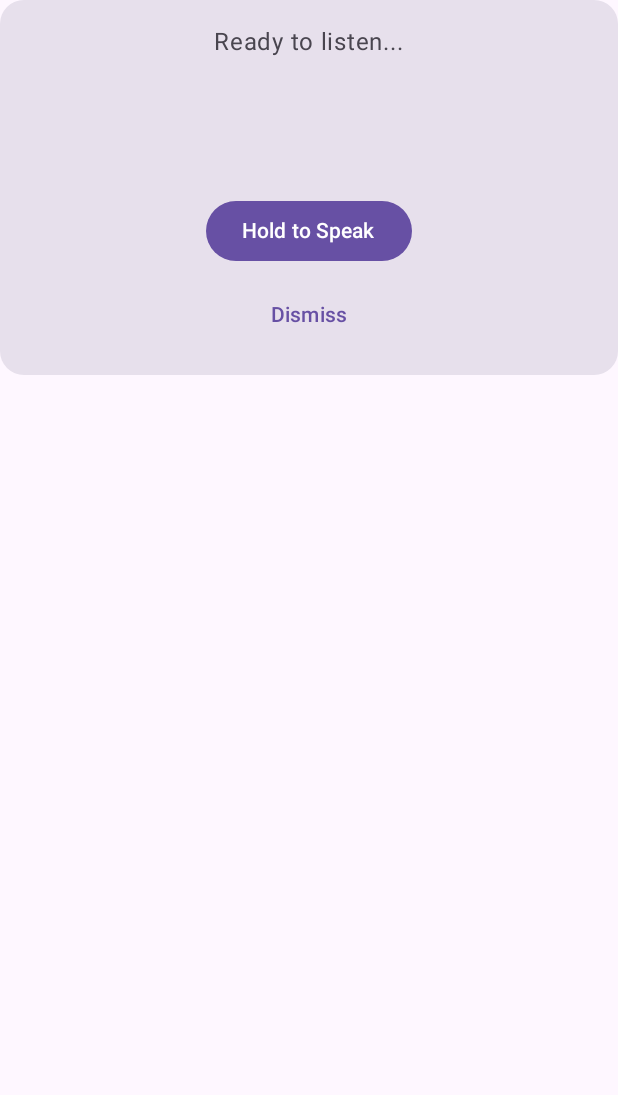
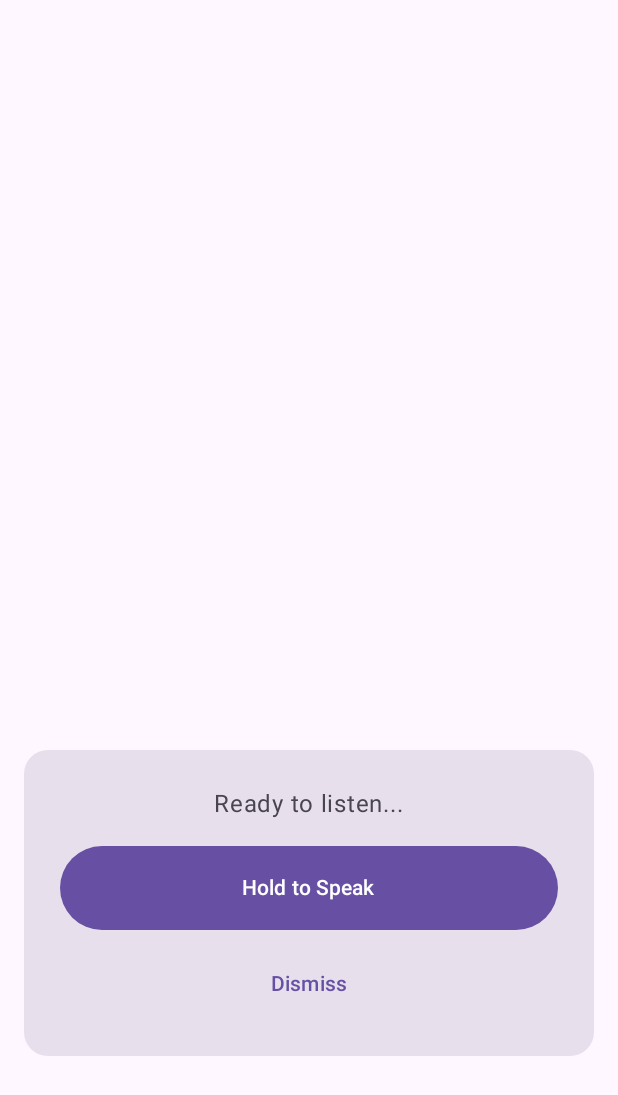
Before and after one commit to Ido-Riko/Chips, an Android app built with Jetpack Compose: the composable AssistantOverlayContent shown on its own in the app's theme, on a phone screen of 412 x 824 dp. Shown: the top 1095 px of the screen. Run offline under Robolectric (Android 15) with nearby library versions, the phone set to English and light mode, and no system bars.

Commit message:
moved the assistant ui to fit better

```diff
--- a/chips-mobile/app/src/main/java/com/chips/ui/AssistantOverlayContent.kt
+++ b/chips-mobile/app/src/main/java/com/chips/ui/AssistantOverlayContent.kt
@@ -66,36 +66,45 @@ fun AssistantOverlayContent(onDismiss: () -> Unit) {
         }
     }
 
+    Box(
+        modifier = Modifier
+            .fillMaxSize()
+            .systemBarsPadding(),
+        contentAlignment = Alignment.BottomCenter
+    ) {
         Surface(
             modifier = Modifier
                 .fillMaxWidth()
-            .height(250.dp),
+                .padding(horizontal = 16.dp)
+                // Add a large bottom margin to completely clear the under-display fingerprint sensor
+                .padding(bottom = 120.dp)
+                .wrapContentHeight(),
             color = MaterialTheme.colorScheme.surfaceVariant,
-        shape = MaterialTheme.shapes.large
+            shape = MaterialTheme.shapes.large,
+            tonalElevation = 8.dp
         ) {
             Column(
                 modifier = Modifier
-                .fillMaxSize()
-                .padding(16.dp),
+                    .fillMaxWidth()
+                    .padding(24.dp),
                 horizontalAlignment = Alignment.CenterHorizontally,
                 verticalArrangement = Arrangement.Center
             ) {
                 Text(
                     text = responseText,
                     style = MaterialTheme.typography.bodyLarge,
-                modifier = Modifier.weight(1f)
+                    modifier = Modifier.padding(bottom = 16.dp)
                 )
-
-            Spacer(modifier = Modifier.height(16.dp))
 
                 Button(
                     onClick = { },
-                interactionSource = interactionSource
+                    interactionSource = interactionSource,
+                    modifier = Modifier.fillMaxWidth().height(56.dp)
                 ) {
                     Text(if (isRecording) "Release to Send" else "Hold to Speak")
                 }
 
-            Spacer(modifier = Modifier.height(8.dp))
+                Spacer(modifier = Modifier.height(12.dp))
 
                 TextButton(onClick = onDismiss) {
                     Text("Dismiss")
@@ -103,3 +112,4 @@ fun AssistantOverlayContent(onDismiss: () -> Unit) {
             }
         }
     }
+}
```
Lines whose indentation alone changed are shown as unchanged.
